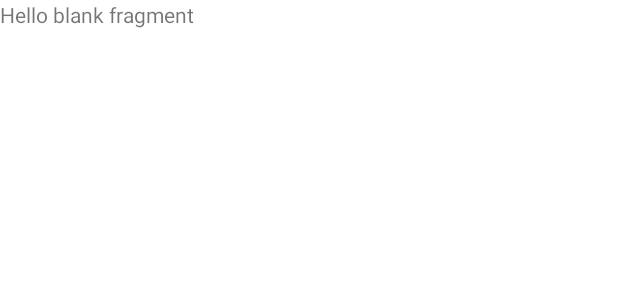
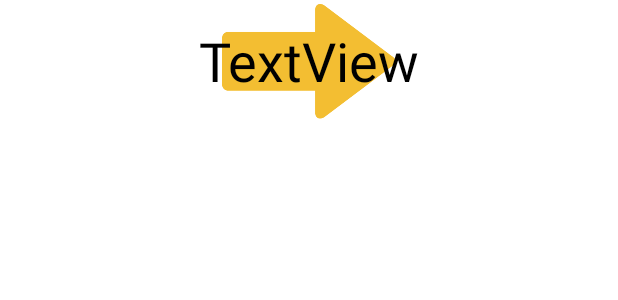
Before and after one commit to chisato30/AnimalBook, an Android app: the layout fragment_title.xml on its own in the app's theme, with its tools: preview values and no code run, on a phone screen of 412 x 824 dp. Shown: the top 300 px of the screen. Run offline under Robolectric (Android 15) with nearby library versions, the phone set to English and light mode, and no system bars.

Commit message:
矢印とtitle_text追加

```diff
--- a/app/src/main/res/layout/fragment_title.xml
+++ b/app/src/main/res/layout/fragment_title.xml
@@ -1,14 +1,34 @@
 <?xml version="1.0" encoding="utf-8"?>
-<FrameLayout xmlns:android="http://schemas.android.com/apk/res/android"
+<androidx.constraintlayout.widget.ConstraintLayout xmlns:android="http://schemas.android.com/apk/res/android"
+    xmlns:app="http://schemas.android.com/apk/res-auto"
     xmlns:tools="http://schemas.android.com/tools"
+    android:id="@+id/constreintLayout"
     android:layout_width="match_parent"
-    android:layout_height="match_parent"
+    android:layout_height="wrap_content"
     tools:context=".TitleFragment">
 
-    <!-- TODO: Update blank fragment layout -->
+    <ImageView
+        android:id="@+id/imageView"
+        android:layout_width="0dp"
+        android:layout_height="80dp"
+        android:scaleType="centerInside"
+        android:src="@drawable/arrow"
+        app:layout_constraintBottom_toBottomOf="parent"
+        app:layout_constraintEnd_toEndOf="parent"
+        app:layout_constraintHorizontal_bias="0.0"
+        app:layout_constraintStart_toStartOf="parent"
+        app:layout_constraintTop_toTopOf="parent"
+        app:layout_constraintVertical_bias="0.0" />
+
     <TextView
-        android:layout_width="match_parent"
-        android:layout_height="match_parent"
-        android:text="@string/hello_blank_fragment" />
-
-</FrameLayout>
+        android:id="@+id/titletext"
+        android:layout_width="wrap_content"
+        android:layout_height="wrap_content"
+        android:text="TextView"
+        android:textColor="@color/black"
+        android:textSize="36dp"
+        app:layout_constraintBottom_toBottomOf="@+id/imageView"
+        app:layout_constraintEnd_toEndOf="parent"
+        app:layout_constraintStart_toStartOf="parent"
+        app:layout_constraintTop_toTopOf="@+id/imageView" />
+</androidx.constraintlayout.widget.ConstraintLayout>
--- a/app/src/main/res/values/strings.xml
+++ b/app/src/main/res/values/strings.xml
@@ -2,4 +2,5 @@
     <string name="app_name">AnimalBook</string>
     <!-- TODO: Remove or change this placeholder text -->
     <string name="hello_blank_fragment">Hello blank fragment</string>
+    <string name="title_text">フラグメント動物図鑑</string>
 </resources>
```
